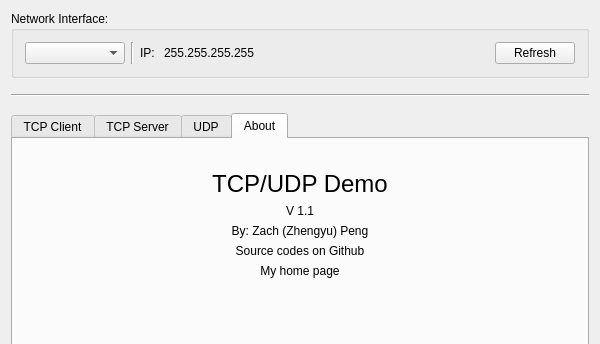
Old version of the form mainwindow.ui in the repository rookiepeng/comm-test; both pictures show x 0 to 600 and y 0 to 344 of the 600 by 650 pixel window.
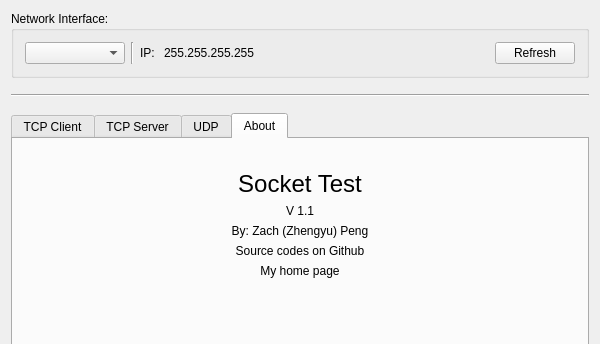
New version of the form. The open tabs and pages were chosen to show the change.

```diff
--- a/mainwindow.ui
+++ b/mainwindow.ui
@@ -700,7 +700,7 @@
            <enum>Qt::LeftToRight</enum>
           </property>
           <property name="text">
-           <string>TCP/UDP Demo</string>
+           <string>Socket Test</string>
           </property>
           <property name="alignment">
            <set>Qt::AlignCenter</set>
```
Left out of the diff: 4 changed lines with no effect on the pictures.
